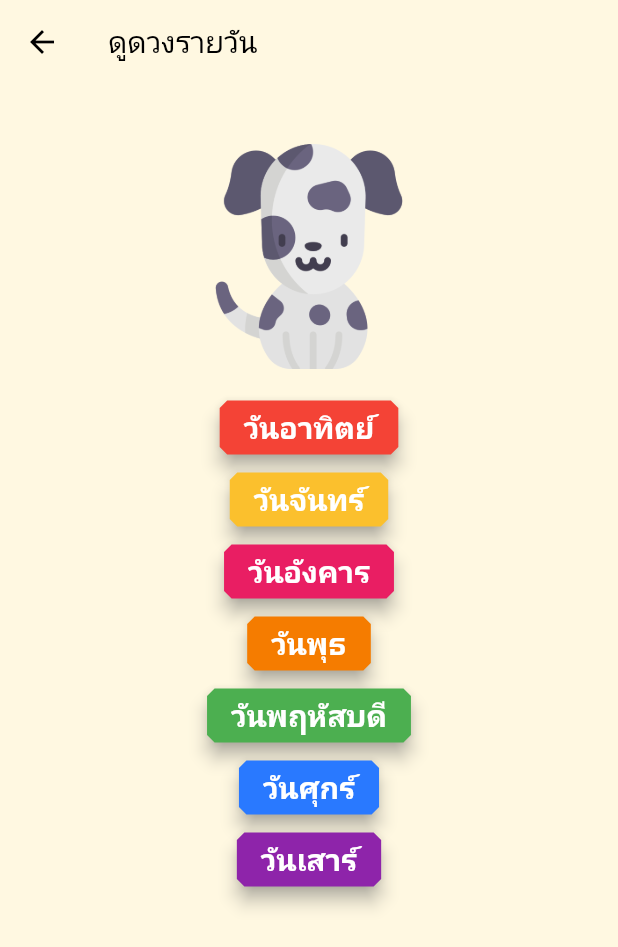
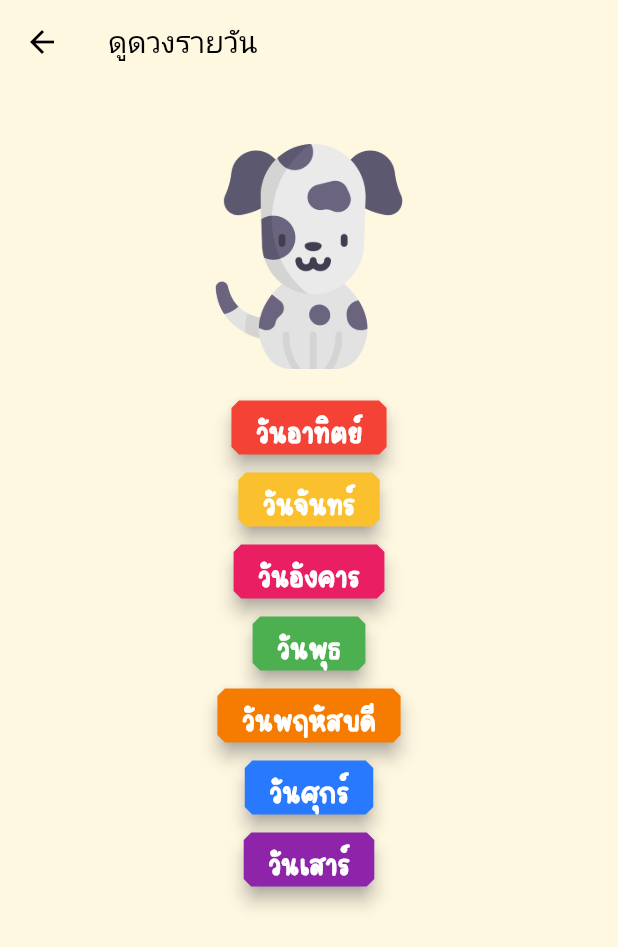
Before and after one commit to KARGOREO/ProFlutter, a Flutter app: the Horoscope2 screen opened directly, on a phone screen of 412 x 824 dp. Shown: the top 947 px of the screen. Run offline on Flutter 3.47's test engine with Material 2 defaults, Android fonts, the phone set to English and light mode, and no system bars; our stand-ins replace form_field_validator.

Commit message:
แก้ฟอนต์

```diff
--- a/lib/Horoscope/daily.dart
+++ b/lib/Horoscope/daily.dart
@@ -61,6 +61,7 @@ class Horoscope2 extends StatelessWidget {
                           child: Text(
                             'วันอาทิตย์',
                             style: TextStyle(
+                              fontFamily: 'Biscuit',
                               fontSize: 20.0,
                               fontWeight: FontWeight.bold,
                             ),
@@ -117,6 +118,7 @@ class Horoscope2 extends StatelessWidget {
                         child: Text(
                           'วันจันทร์',
                           style: TextStyle(
+                            fontFamily: 'Biscuit',
                             fontSize: 20.0,
                             fontWeight: FontWeight.bold,
                           ),
@@ -170,6 +172,7 @@ class Horoscope2 extends StatelessWidget {
                     child: Text(
                       'วันอังคาร',
                       style: TextStyle(
+                        fontFamily: 'Biscuit',
                         fontSize: 20.0,
                         fontWeight: FontWeight.bold,
                       ),
@@ -220,12 +223,13 @@ class Horoscope2 extends StatelessWidget {
                     child: Text(
                       'วันพุธ',
                       style: TextStyle(
+                        fontFamily: 'Biscuit',
                         fontSize: 20.0,
                         fontWeight: FontWeight.bold,
                       ),
                     ),
                     style: ElevatedButton.styleFrom(
-                      primary: Colors.orange.shade700,
+                      primary: Colors.green,
                       onPrimary: Colors.white,
                       shadowColor: Colors.grey,
                       shape: const BeveledRectangleBorder(
@@ -270,12 +274,13 @@ class Horoscope2 extends StatelessWidget {
                     child: Text(
                       'วันพฤหัสบดี',
                       style: TextStyle(
+                        fontFamily: 'Biscuit',
                         fontSize: 20.0,
                         fontWeight: FontWeight.bold,
                       ),
                     ),
                     style: ElevatedButton.styleFrom(
-                      primary: Colors.green,
+                      primary: Colors.orange[700],
                       onPrimary: Colors.white,
                       shadowColor: Colors.grey,
                       shape: const BeveledRectangleBorder(
@@ -320,6 +325,7 @@ class Horoscope2 extends StatelessWidget {
                     child: Text(
                       'วันศุกร์',
                       style: TextStyle(
+                        fontFamily: 'Biscuit',
                         fontSize: 20.0,
                         fontWeight: FontWeight.bold,
                       ),
@@ -370,6 +376,7 @@ class Horoscope2 extends StatelessWidget {
                     child: Text(
                       'วันเสาร์',
                       style: TextStyle(
+                        fontFamily: 'Biscuit',
                         fontSize: 20.0,
                         fontWeight: FontWeight.bold,
                       ),
--- a/pubspec.yaml
+++ b/pubspec.yaml
@@ -70,7 +70,11 @@ flutter:
   assets:
     - images/
     - images/animals/
-  #   - images/a_dot_ham.jpeg
+
+  fonts:
+    - family: Biscuit
+      fonts:
+      - asset: images/font/Biscuit.ttf
 
   # An image asset can refer to one or more resolution-specific "variants", see
   # https://flutter.dev/assets-and-images/#resolution-aware.
```
Also changed, not shown: images/font/Biscuit.ttf (added), images/font/Lana.ttf (added).
